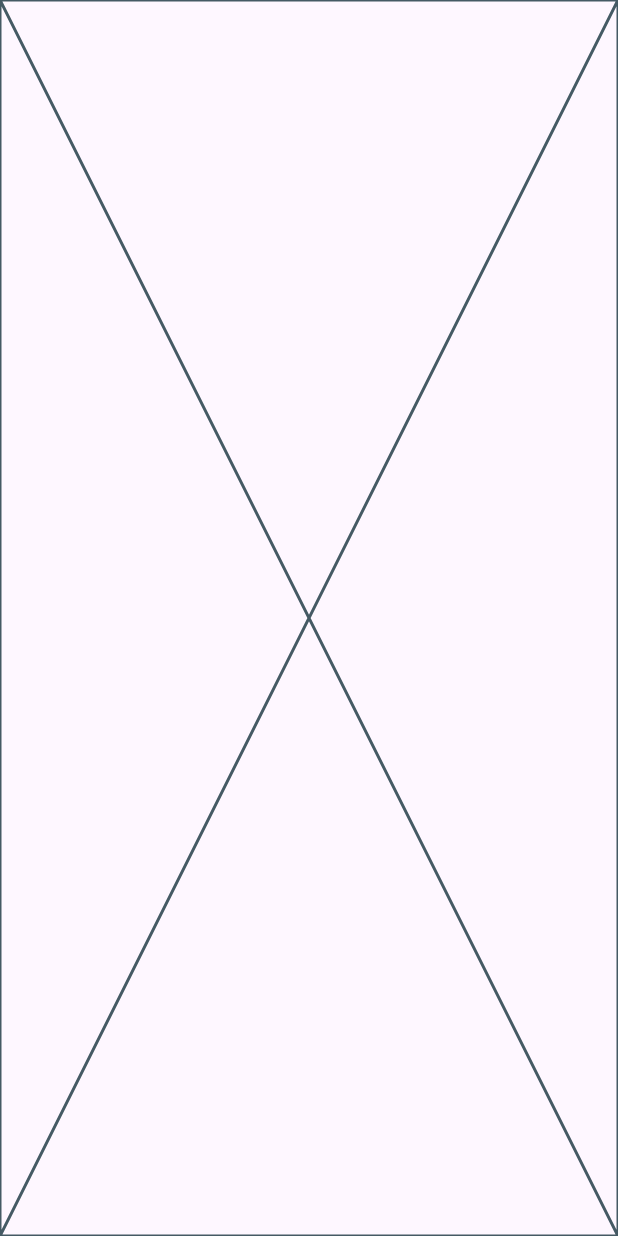
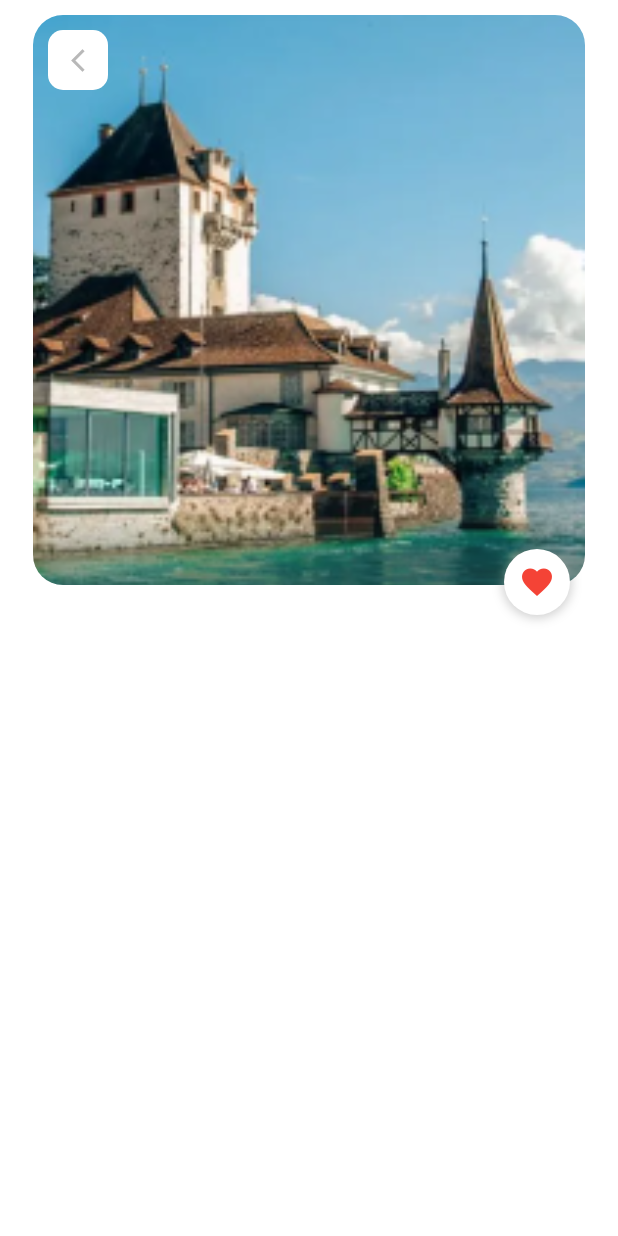
Before and after one commit to ElDaly15/aspen_travel, a Flutter app: the CardDetailsView screen opened directly, on a phone screen of 412 x 824 dp. Run offline on Flutter 3.47's test engine with Material 3 defaults, Android fonts, the phone set to English and light mode, and no system bars; our stand-ins replace crystal_navigation_bar, device_preview, flutter_svg, get, iconly; project files that could hold a hidden picture were left out.

Commit message:
Set background color and enhance card details view
- Added a white background color to the `CardDetailsView`.
- Converted `CardDetailsViewBody` to a `StatefulWidget` and updated its build method to include a `Padding` widget with a `Column` containing a `SafeArea` and `ImageStackAndContainer`.
- Created a new widget `ImageStackAndContainer` that includes a `Stack` with a `Container` displaying an image and two `Positioned` widgets for navigation and favorite toggle functionality.
- Increased the duration of the transition to `CardDetailsView` from 50 milliseconds to 500 milliseconds in both `ContainerOfPopularSection` and `ContainerOfRecommended`.

```diff
--- a/lib/featuers/card_details/presentation/views/card_details_view.dart
+++ b/lib/featuers/card_details/presentation/views/card_details_view.dart
@@ -7,6 +7,7 @@ class CardDetailsView extends StatelessWidget {
   @override
   Widget build(BuildContext context) {
     return const Scaffold(
+      backgroundColor: Colors.white,
       body: CardDetailsViewBody(),
     );
   }
--- a/lib/featuers/card_details/presentation/views/widgets/card_details_view_body.dart
+++ b/lib/featuers/card_details/presentation/views/widgets/card_details_view_body.dart
@@ -1,10 +1,28 @@
+import 'package:aspen/featuers/card_details/presentation/views/widgets/stack_of_image_and_container.dart';
 import 'package:flutter/material.dart';
 
-class CardDetailsViewBody extends StatelessWidget {
+class CardDetailsViewBody extends StatefulWidget {
   const CardDetailsViewBody({super.key});
 
   @override
+  State<CardDetailsViewBody> createState() => _CardDetailsViewBodyState();
+}
+
+class _CardDetailsViewBodyState extends State<CardDetailsViewBody> {
+  @override
   Widget build(BuildContext context) {
-    return const Placeholder();
+    return const Padding(
+      padding: EdgeInsets.symmetric(horizontal: 22),
+      child: Column(
+        children: [
+          SafeArea(
+            child: SizedBox(
+              height: 10,
+            ),
+          ),
+          ImageStackAndContainer(),
+        ],
+      ),
+    );
   }
 }
--- /dev/null
+++ b/lib/featuers/card_details/presentation/views/widgets/stack_of_image_and_container.dart
@@ -0,0 +1,83 @@
+import 'package:aspen/core/utils/app_images.dart';
+import 'package:flutter/material.dart';
+
+class ImageStackAndContainer extends StatefulWidget {
+  const ImageStackAndContainer({super.key});
+
+  @override
+  State<ImageStackAndContainer> createState() => _ImageStackAndContainerState();
+}
+
+class _ImageStackAndContainerState extends State<ImageStackAndContainer> {
+  bool switchBtm = false;
+
+  @override
+  Widget build(BuildContext context) {
+    return Stack(
+      clipBehavior: Clip.none,
+      children: [
+        Container(
+          height: 380,
+          width: double.infinity,
+          decoration: const BoxDecoration(
+            borderRadius: BorderRadius.all(Radius.circular(20)),
+            image: DecorationImage(
+                image: AssetImage(Assets.imagesPopularOne), fit: BoxFit.cover),
+          ),
+        ),
+        Positioned(
+          top: 10,
+          left: 10,
+          child: GestureDetector(
+            onTap: () {
+              Navigator.pop(context);
+            },
+            child: Container(
+              height: 40,
+              width: 40,
+              decoration: BoxDecoration(
+                color: Colors.white,
+                borderRadius: BorderRadius.circular(10),
+              ),
+              child: const Icon(
+                Icons.arrow_back_ios_new,
+                size: 18,
+                color: Color(0xffB8B8B8),
+              ),
+            ),
+          ),
+        ),
+        Positioned(
+          bottom: -20,
+          right: 10,
+          child: Container(
+            height: 44,
+            width: 44,
+            decoration: BoxDecoration(
+              shape: BoxShape.circle,
+              boxShadow: [
+                BoxShadow(
+                  color: Colors.grey.withOpacity(0.5),
+                  spreadRadius: 1,
+                  blurRadius: 5,
+                  offset: const Offset(0, 1),
+                ),
+              ],
+              color: Colors.white,
+            ),
+            child: IconButton(
+              onPressed: () {
+                setState(() {});
+                switchBtm = !switchBtm;
+              },
+              icon: Icon(
+                switchBtm ? Icons.favorite_border : Icons.favorite,
+                color: Colors.red,
+              ),
+            ),
+          ),
+        ),
+      ],
+    );
+  }
+}
--- a/lib/featuers/home/presentation/views/widgets/container_of_popular_place_model.dart
+++ b/lib/featuers/home/presentation/views/widgets/container_of_popular_place_model.dart
@@ -23,7 +23,7 @@ class _ContainerOfPopularSectionState extends State<ContainerOfPopularSection> {
       onTap: () {
         g.Get.to(() => const CardDetailsView(),
             transition: g.Transition.leftToRightWithFade,
-            duration: const Duration(milliseconds: 50));
+            duration: const Duration(milliseconds: 500));
       },
       child: Stack(
         children: [
--- a/lib/featuers/home/presentation/views/widgets/container_of_recommended.dart
+++ b/lib/featuers/home/presentation/views/widgets/container_of_recommended.dart
@@ -14,7 +14,7 @@ class ContainerOfRecommended extends StatelessWidget {
       onTap: () {
         g.Get.to(() => const CardDetailsView(),
             transition: g.Transition.leftToRightWithFade,
-            duration: const Duration(milliseconds: 50));
+            duration: const Duration(milliseconds: 500));
       },
       child: Padding(
         padding: const EdgeInsets.only(bottom: 12),
```
